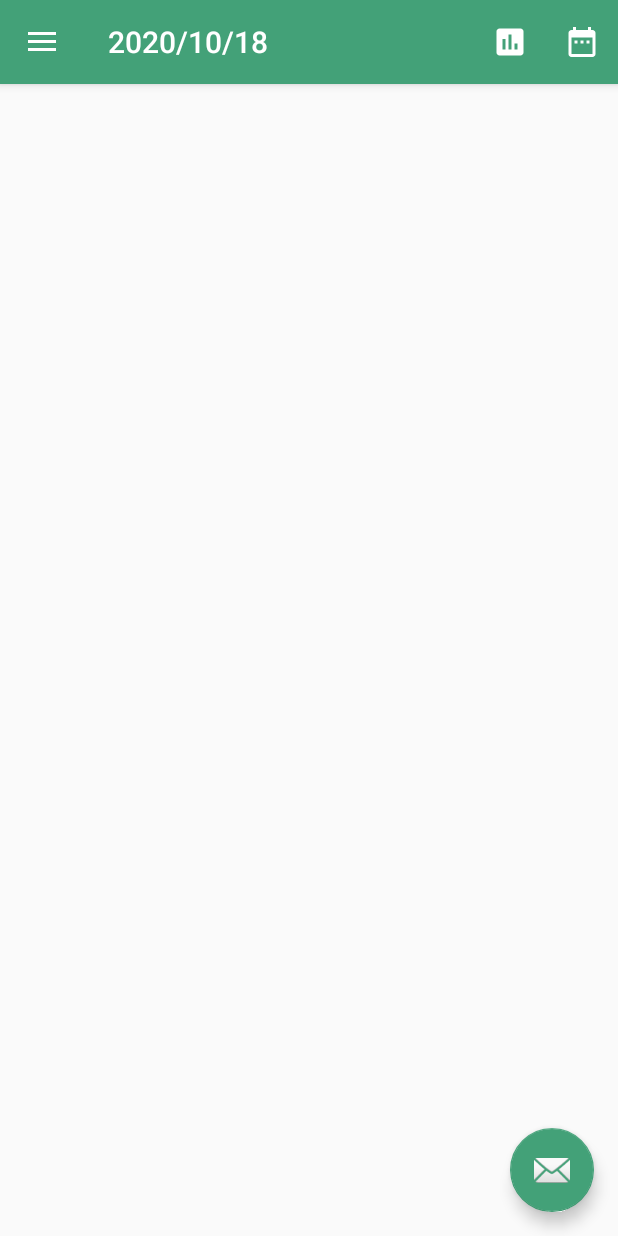
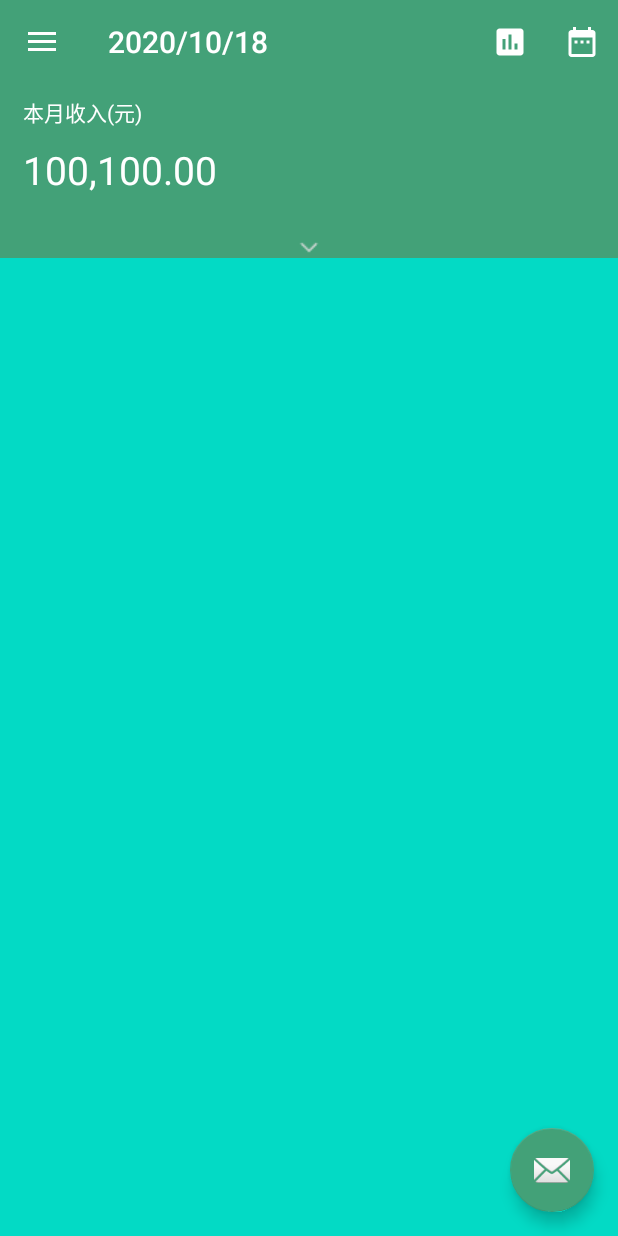
Before and after one commit to Xiaojiu666/Knowledge, an Android app: the screen it shows after launch (HomeActivity), on a phone screen of 412 x 824 dp. Run offline under Robolectric (Android 15) with nearby library versions, the phone set to English and light mode, and no system bars; our stand-ins replace ButterKnife, navigation-ui; libraries missing offline, so code that uses them is left out: com.gyf.immersionbar.

Commit message:
+ 初始化 首页布局 + 自定义上拉拖拽View 仿支付宝

```diff
--- a/app/src/main/java/com/sn/accountbooks/HomeFragmentA.kt
+++ /dev/null
@@ -1,20 +0,0 @@
-package com.sn.accountbooks
-
-import com.gyf.immersionbar.ImmersionBar
-import com.sn.accountbooks.base.BaseFragment
-
-/**
- * Created by GuoXu on 2020/10/14 17:12.
- *
- */
-class HomeFragmentA : BaseFragment() {
-    override fun initStatusBar() {
-        ImmersionBar.with(this)
-            .init()
-    }
-
-    override fun getLayoutId(): Int {
-        return R.layout.fragment_home
-    }
-
-}
--- a/app/src/main/java/com/sn/accountbooks/base/BaseFragment.kt
+++ b/app/src/main/java/com/sn/accountbooks/base/BaseFragment.kt
@@ -24,10 +24,11 @@ abstract class BaseFragment : Fragment() {
 
     override fun onViewCreated(view: View, savedInstanceState: Bundle?) {
         super.onViewCreated(view, savedInstanceState)
-        initStatusBar()
+        initView(view);
     }
 
-    abstract fun initStatusBar()
+    abstract fun initView(view: View)
+
 
     abstract fun getLayoutId(): Int
 }
--- a/app/src/main/java/com/sn/accountbooks/framework/ui/home/HomeFragment.kt
+++ b/app/src/main/java/com/sn/accountbooks/framework/ui/home/HomeFragment.kt
@@ -1,31 +1,50 @@
 package com.sn.myapplication.ui.home
 
+import android.animation.ObjectAnimator
 import android.os.Bundle
 import android.view.LayoutInflater
 import android.view.View
 import android.view.ViewGroup
+import android.widget.ImageView
 import android.widget.TextView
 import androidx.fragment.app.Fragment
 import androidx.lifecycle.Observer
 import androidx.lifecycle.ViewModelProviders
 import com.sn.accountbooks.R
+import com.sn.accountbooks.base.BaseFragment
+import kotlinx.android.synthetic.main.sliding_sliding_view.*
 
-class HomeFragment : Fragment() {
+class HomeFragment : BaseFragment() {
 
     private lateinit var homeViewModel: HomeViewModel
 
-    override fun onCreateView(
-            inflater: LayoutInflater,
-            container: ViewGroup?,
-            savedInstanceState: Bundle?
-    ): View? {
-        homeViewModel =
-                ViewModelProviders.of(this).get(HomeViewModel::class.java)
-        val root = inflater.inflate(R.layout.fragment_home, container, false)
-        val textView: TextView = root.findViewById(R.id.text_home)
-        homeViewModel.text.observe(viewLifecycleOwner, Observer {
-            textView.text = it
-        })
-        return root
+//    override fun onCreateView(
+//        inflater: LayoutInflater,
+//        container: ViewGroup?,
+//        savedInstanceState: Bundle?
+//    ): View? {
+//        homeViewModel =
+//            ViewModelProviders.of(this).get(HomeViewModel::class.java)
+//        val root = inflater.inflate(R.layout.fragment_home, container, false)
+//        val textView: ImageView = root.findViewById(R.id.sliding_view_arrow)
+////        homeViewModel.text.observe(viewLifecycleOwner, Observer {
+//////            textView.text = it
+////        })
+//        return root
+//    }
+
+    override fun initView(view: View) {
+        sliding_view_arrow.animate().rotationX(1.0f).start()
+        startRotate(view.findViewById(R.id.sliding_view_arrow))
+    }
+
+    fun startRotate(view: View){
+        val rotateAnimator = ObjectAnimator.ofFloat(view,"rotation", 0f,360f)
+        rotateAnimator.duration = 1000
+        rotateAnimator.start()
+    }
+
+    override fun getLayoutId(): Int {
+        return R.layout.fragment_home;
     }
 }
--- /dev/null
+++ b/app/src/main/java/com/sn/accountbooks/view/SlidingExpansionView.kt
@@ -0,0 +1,218 @@
+package com.sn.accountbooks.view
+
+import android.content.Context
+import android.util.AttributeSet
+import android.util.Log
+import android.view.MotionEvent
+import android.view.View
+import android.widget.FrameLayout
+import androidx.core.view.ViewCompat
+import androidx.customview.widget.ViewDragHelper
+
+/**
+ * Created by GuoXu on 2020/10/19 17:22.
+ */
+class SlidingExpansionView @JvmOverloads constructor(
+    context: Context?,
+    attrs: AttributeSet? = null,
+    defStyleAttr: Int = -1
+) : FrameLayout(context!!, attrs, defStyleAttr) {
+    private var viewDragHelper: ViewDragHelper? = null
+    private var mBgView: View? = null
+    private var mChildSlidingView: View? = null
+
+    private fun initView() {
+        viewDragHelper = ViewDragHelper.create(this, 1.0f, SlidingViewDragHelper(this))
+        viewDragHelper?.setEdgeTrackingEnabled(ViewDragHelper.EDGE_LEFT)
+        viewDragHelper?.setEdgeTrackingEnabled(ViewDragHelper.EDGE_TOP)
+    }
+
+    override fun onInterceptTouchEvent(ev: MotionEvent): Boolean {
+        return viewDragHelper!!.shouldInterceptTouchEvent(ev)
+    }
+
+    override fun onTouchEvent(event: MotionEvent): Boolean {
+        viewDragHelper!!.processTouchEvent(event)
+        return true
+    }
+
+    inner class SlidingViewDragHelper(private val slidingExpansionView: SlidingExpansionView) :
+        ViewDragHelper.Callback() {
+
+        /**
+         * 告诉ViewDragHelper，哪个View 可以滑动
+         *
+         * @param child
+         * @param pointerId
+         * @return
+         */
+        override fun tryCaptureView(
+            child: View,
+            pointerId: Int
+        ): Boolean {
+            return child === mChildSlidingView
+        }
+
+        /**
+         * 告诉ViewDragHelper，哪个View 横向最大/最小可以滑动距离
+         *
+         * @return
+         */
+        override fun clampViewPositionHorizontal(
+            child: View,
+            left: Int,
+            dx: Int
+        ): Int {
+            return 0
+        }
+
+        /**
+         * 告诉ViewDragHelper，哪个View 纵向最大/最小可以滑动距离
+         *
+         * @return
+         */
+        override fun clampViewPositionVertical(
+            child: View,
+            top: Int,
+            dy: Int
+        ): Int {
+            val i = height - child.height
+            val q1 = mBgView!!.measuredHeight
+            Log.e(
+                TAG,
+                " i " + i + "q1 " + q1 + "top " + top
+            )
+            return top.coerceAtLeast(q1 / 2).coerceAtMost(q1)
+        }
+
+        /**
+         * 某个View手指释放的时候回调 xvel yvel 是速度
+         */
+        override fun onViewReleased(
+            releasedChild: View,
+            xvel: Float,
+            yvel: Float
+        ) {
+            if (releasedChild === mChildSlidingView) {
+                val top = mChildSlidingView!!.top
+                val centerX = mBgView!!.measuredHeight * 3 / 4
+                val moveTop: Int
+                moveTop = if (top >= centerX) {
+                    mBgView!!.measuredHeight
+                } else {
+                    mBgView!!.measuredHeight / 2
+                }
+                viewDragHelper!!.settleCapturedViewAt(0, moveTop)
+                invalidate()
+            }
+        }
+
+        /**
+         * 在边界移动式
+         *
+         * @param edgeFlags
+         * @param pointerId
+         */
+        override fun onEdgeDragStarted(edgeFlags: Int, pointerId: Int) {
+            //通过captureChildView对其进行捕获，该方法可以绕过tryCaptureView
+            viewDragHelper!!.captureChildView(mChildSlidingView!!, pointerId)
+        }
+
+        /**
+         * 解决ziView 设置点击事件和当前滑动冲突
+         *
+         * @param child
+         * @return
+         */
+        override fun getViewHorizontalDragRange(child: View): Int {
+            return measuredWidth - child.measuredWidth
+        }
+
+        override fun getViewVerticalDragRange(child: View): Int {
+            return measuredHeight - child.measuredHeight
+        }
+
+    }
+
+    /**
+     * 完成绘制
+     */
+    override fun onFinishInflate() {
+        super.onFinishInflate()
+        mBgView = getChildAt(0)
+        mChildSlidingView = getChildAt(1)
+    }
+
+    override fun onLayout(
+        changed: Boolean,
+        l: Int,
+        t: Int,
+        r: Int,
+        b: Int
+    ) {
+        layoutVertical(l, t, r, b)
+    }
+
+    /**
+     * 根据需求重新摆放子View的位置
+     *
+     * @param l
+     * @param t
+     * @param r
+     * @param b
+     */
+    private fun layoutVertical(l: Int, t: Int, r: Int, b: Int) {
+        //TODO : 暂时不考虑margin 和Padding
+        val count = childCount
+        for (i in 0 until count) {
+            val child = getChildAt(i)
+            if (child == null) {
+            } else if (child.visibility != View.GONE) {
+                val childWidth = child.measuredWidth
+                val childHeight = child.measuredHeight
+                Log.e(
+                    TAG,
+                    "childWidth : " + childWidth + "childHeight ： " + childHeight
+                )
+                val layoutDirection = layoutDirection
+                if (i == 0) {
+                    setChildFrame(
+                        child, 0, 0,
+                        childWidth, childHeight
+                    )
+                } else if (i == 1) {
+                    val startTop = mBgView!!.measuredHeight / 2
+                    setChildFrame(
+                        child, 0, startTop,
+                        childWidth, childHeight
+                    )
+                }
+            }
+        }
+    }
+
+    private fun setChildFrame(
+        child: View,
+        left: Int,
+        top: Int,
+        width: Int,
+        height: Int
+    ) {
+        child.layout(left, top, left + width, top + height)
+    }
+
+    // 回弹效果需要重写
+    override fun computeScroll() {
+        if (viewDragHelper!!.continueSettling(true)) {
+            ViewCompat.postInvalidateOnAnimation(this)
+        }
+    }
+
+    companion object {
+        const val TAG = "SlidingExpansionView"
+    }
+
+    init {
+        initView()
+    }
+}
--- a/app/src/main/res/layout/app_bar_main.xml
+++ b/app/src/main/res/layout/app_bar_main.xml
@@ -8,10 +8,12 @@
     <com.google.android.material.appbar.AppBarLayout
         android:layout_width="match_parent"
         android:layout_height="wrap_content"
+        app:elevation="0dp"
         android:theme="@style/AppTheme.AppBarOverlay">
 
         <androidx.appcompat.widget.Toolbar
             android:id="@+id/toolbar"
+            android:elevation="0dp"
             android:layout_width="match_parent"
             android:layout_height="?attr/actionBarSize"
             android:background="?attr/colorPrimary"
--- a/app/src/main/res/layout/fragment_home.xml
+++ b/app/src/main/res/layout/fragment_home.xml
@@ -1,17 +1,11 @@
 <?xml version="1.0" encoding="utf-8"?>
-<androidx.constraintlayout.widget.ConstraintLayout xmlns:android="http://schemas.android.com/apk/res/android"
-    xmlns:app="http://schemas.android.com/apk/res-auto"
-    xmlns:tools="http://schemas.android.com/tools"
+<com.sn.accountbooks.view.SlidingExpansionView xmlns:android="http://schemas.android.com/apk/res/android"
     android:layout_width="match_parent"
-    android:layout_height="match_parent">
+    android:layout_height="match_parent"
+    android:background="@color/colorAppTheme">
 
-    <androidx.constraintlayout.widget.ConstraintLayout
-        android:layout_width="match_parent"
-        android:layout_height="0dp"
-        app:layout_constraintEnd_toEndOf="parent"
-        app:layout_constraintHeight_percent="0.3"
-        app:layout_constraintStart_toStartOf="parent"
-        app:layout_constraintTop_toTopOf="parent" />
+    <include layout="@layout/sliding_background" />
 
+    <include layout="@layout/sliding_sliding_view" />
 
-</androidx.constraintlayout.widget.ConstraintLayout>
+</com.sn.accountbooks.view.SlidingExpansionView>
--- /dev/null
+++ b/app/src/main/res/layout/sliding_background.xml
@@ -0,0 +1,35 @@
+<?xml version="1.0" encoding="utf-8"?>
+<androidx.constraintlayout.widget.ConstraintLayout xmlns:android="http://schemas.android.com/apk/res/android"
+    android:layout_width="match_parent"
+    android:layout_height="200dp"
+    xmlns:app="http://schemas.android.com/apk/res-auto"
+    android:background="@color/colorAppTheme"
+    app:layout_constraintEnd_toEndOf="parent"
+    app:layout_constraintHeight_percent="0.3"
+    app:layout_constraintHorizontal_bias="1.0"
+    app:layout_constraintStart_toStartOf="parent"
+    app:layout_constraintTop_toTopOf="parent">
+
+    <TextView
+        android:id="@+id/textView2"
+        style="@style/AppWhiteTitleStyle"
+        android:layout_width="wrap_content"
+        android:layout_height="wrap_content"
+        android:layout_marginStart="15dp"
+        android:layout_marginTop="8dp"
+        android:text="@string/monthly_income"
+        app:layout_constraintStart_toStartOf="parent"
+        app:layout_constraintTop_toTopOf="parent" />
+
+    <TextView
+        android:id="@+id/textView3"
+        style="@style/AppWhiteTitleStyle"
+        android:layout_width="wrap_content"
+        android:layout_height="wrap_content"
+        android:layout_marginTop="10dp"
+        android:text="100,100.00"
+        android:textSize="26sp"
+        app:layout_constraintStart_toStartOf="@+id/textView2"
+        app:layout_constraintTop_toBottomOf="@+id/textView2" />
+
+</androidx.constraintlayout.widget.ConstraintLayout>
--- /dev/null
+++ b/app/src/main/res/layout/sliding_sliding_view.xml
@@ -0,0 +1,39 @@
+<?xml version="1.0" encoding="utf-8"?>
+<androidx.constraintlayout.widget.ConstraintLayout xmlns:android="http://schemas.android.com/apk/res/android"
+    xmlns:app="http://schemas.android.com/apk/res-auto"
+    xmlns:tools="http://schemas.android.com/tools"
+    android:layout_width="match_parent"
+    android:layout_height="match_parent"
+    app:layout_constraintEnd_toEndOf="parent"
+    app:layout_constraintStart_toStartOf="parent"
+    app:layout_constraintTop_toTopOf="parent">
+
+    <LinearLayout
+        android:id="@+id/linearLayout"
+        android:layout_width="match_parent"
+        android:layout_height="wrap_content"
+        android:background="@color/color_tran"
+        android:orientation="vertical"
+        app:layout_constraintEnd_toEndOf="parent"
+        app:layout_constraintStart_toStartOf="parent"
+        app:layout_constraintTop_toTopOf="parent">
+
+        <ImageView
+            android:id="@+id/sliding_view_arrow"
+            android:layout_width="wrap_content"
+            android:layout_height="wrap_content"
+            android:layout_gravity="center"
+            android:src="@drawable/expand_arrow" />
+    </LinearLayout>
+
+    <androidx.constraintlayout.widget.ConstraintLayout
+        android:layout_width="match_parent"
+        android:layout_height="0dp"
+        android:background="@color/colorPrimary"
+        app:layout_constraintBottom_toBottomOf="parent"
+        app:layout_constraintEnd_toEndOf="parent"
+        app:layout_constraintStart_toStartOf="parent"
+        app:layout_constraintTop_toBottomOf="@+id/linearLayout">
+
+    </androidx.constraintlayout.widget.ConstraintLayout>
+</androidx.constraintlayout.widget.ConstraintLayout>
--- a/app/src/main/res/values/colors.xml
+++ b/app/src/main/res/values/colors.xml
@@ -5,6 +5,8 @@
     <color name="colorAccent">#03DAC5</color>
 
     <color name="colorAppTheme">#43A178</color>
+    <color name="color_white">#fff</color>
+    <color name="color_tran">#00000000</color>
 
 
 </resources>
--- a/app/src/main/res/values/strings.xml
+++ b/app/src/main/res/values/strings.xml
@@ -10,4 +10,5 @@
     <string name="menu_home">账本</string>
     <string name="menu_gallery">Gallery</string>
     <string name="menu_slideshow">Slideshow</string>
+    <string name="monthly_income">本月收入(元)</string>
 </resources>
--- a/app/src/main/res/values/styles.xml
+++ b/app/src/main/res/values/styles.xml
@@ -8,17 +8,20 @@
     </style>
 
 
-
-<!--配置下面两项，否则导航栏颜色无效-->
+    <!--配置下面两项，否则导航栏颜色无效-->
     <style name="AppTheme.NoActionBar">
-<!--        <item name="windowActionBar">false</item>-->
-<!--        <item name="windowNoTitle">true</item>-->
+        <!--        <item name="windowActionBar">false</item>-->
+        <!--        <item name="windowNoTitle">true</item>-->
     </style>
 
     <style name="AppTheme.AppBarOverlay" parent="ThemeOverlay.AppCompat.Dark.ActionBar" />
 
-    <style name="AppTheme.PopupOverlay" parent="ThemeOverlay.AppCompat.Light" >
-        <item name="background">@color/colorAccent </item>
+    <style name="AppTheme.PopupOverlay" parent="ThemeOverlay.AppCompat.Light">
+        <item name="background">@color/colorAccent</item>
+    </style>
+
+    <style name="AppWhiteTitleStyle">
+        <item name="android:textColor">@color/color_white</item>
     </style>
 
 </resources>
```
Also changed, not shown: app/src/main/res/drawable/expand_arrow.png (added).
